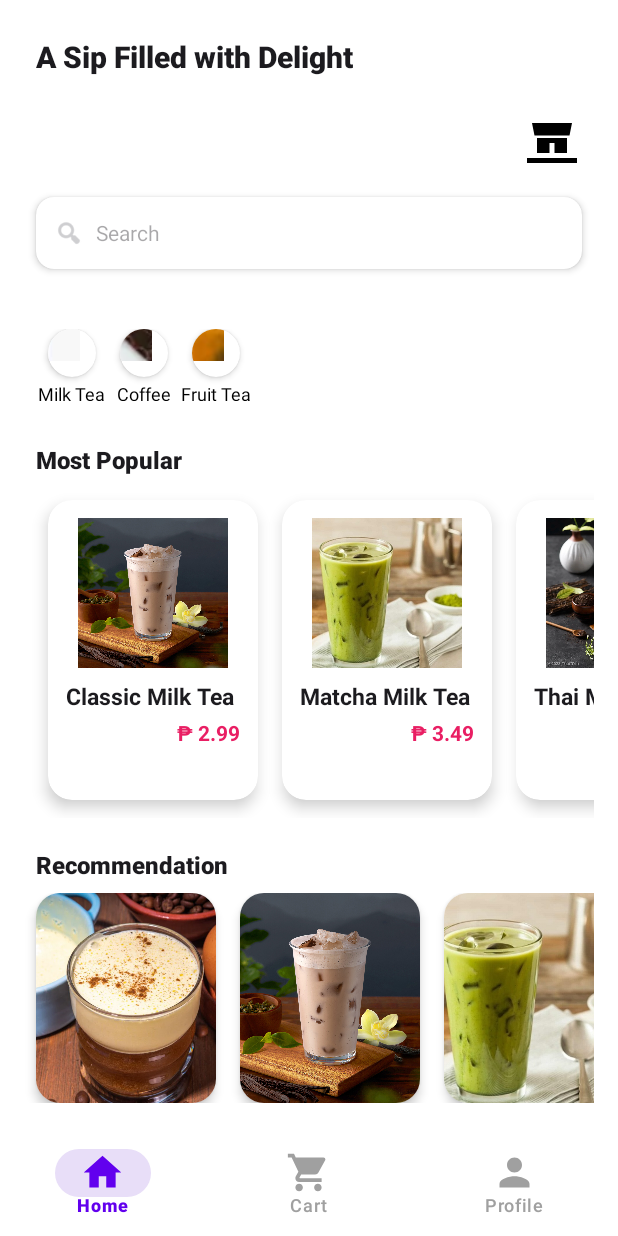
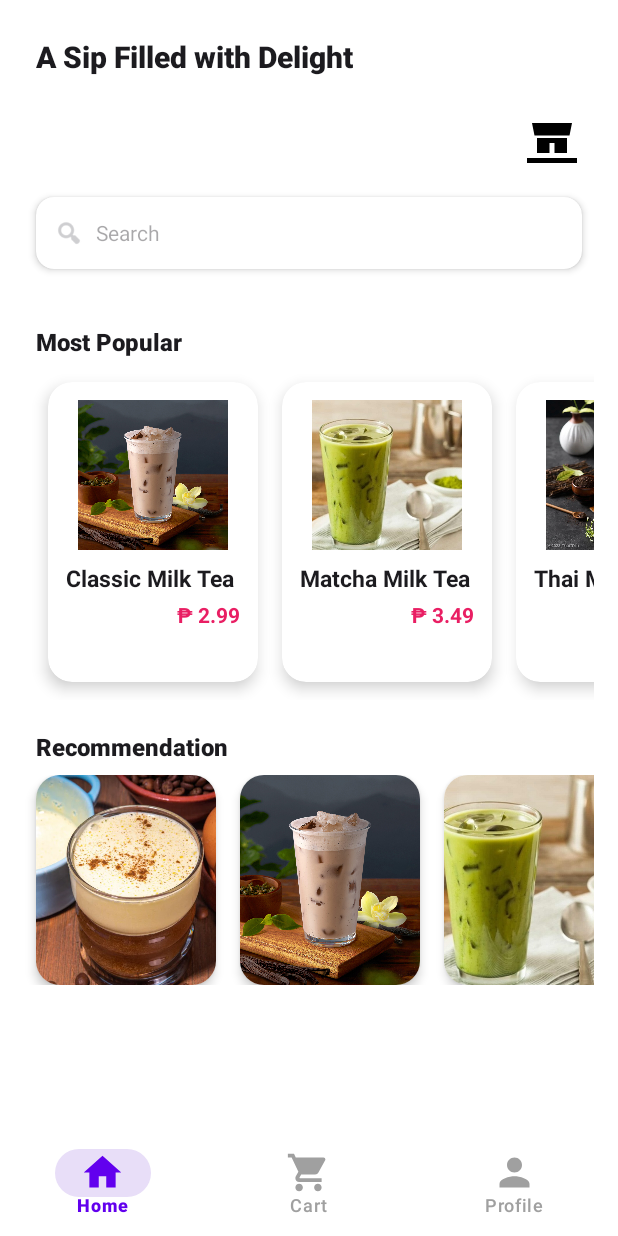
Before and after one commit to Hanie1602/MilkTeaStore, an Android app: the HomeActivity screen opened directly, with no data from a screen before it, on a phone screen of 412 x 824 dp. Run offline under Robolectric (Android 15) with nearby library versions, the phone set to English and light mode, and no system bars.

Commit message:
update search item

```diff
--- a/app/src/main/java/com/example/milkteastore/Adapter/ProductAdapter.java
+++ b/app/src/main/java/com/example/milkteastore/Adapter/ProductAdapter.java
@@ -15,65 +15,65 @@ import com.example.milkteastore.R;
 import com.example.milkteastore.controller.Home.DetailsActivity;
 import com.example.milkteastore.model.Product;
 
+import java.util.ArrayList;
 import java.util.List;
 
 public class ProductAdapter extends RecyclerView.Adapter<ProductAdapter.ProductViewHolder> {
 
     private List<Product> products;
-    private Context context;
+    private final Context context;
 
-    public ProductAdapter(List<Product> products) {
-        this.products = products;
+    public ProductAdapter(Context context, List<Product> products) {
+        this.context = context;
+        this.products = products != null ? products : new ArrayList<>();
     }
 
     @NonNull
     @Override
     public ProductViewHolder onCreateViewHolder(@NonNull ViewGroup parent, int viewType) {
-        View view = LayoutInflater.from(parent.getContext()).inflate(R.layout.item_product, parent, false);
-        this.context = parent.getContext(); // Lưu context từ parent
+        View view = LayoutInflater.from(context).inflate(R.layout.item_product, parent, false);
         return new ProductViewHolder(view);
     }
 
     @Override
     public void onBindViewHolder(@NonNull ProductViewHolder holder, int position) {
         Product product = products.get(position);
-        holder.tvName.setText(product.getName());
-        holder.tvPrice.setText(String.format("₱ %.2f", product.getPrice()));
+        if (product != null) {
+            holder.tvName.setText(product.getName() != null ? product.getName() : "Unnamed Product");
+            holder.tvPrice.setText(String.format("₱ %.2f", product.getPrice()));
 
-        // Ánh xạ tên file ảnh thành resource ID
-        String imageName = product.getImage();
-        if (!imageName.isEmpty()) {
-            int resId = context.getResources().getIdentifier(imageName, "drawable", context.getPackageName());
-            if (resId != 0) {
-                holder.imgProduct.setImageResource(resId);
-            } else {
-                holder.imgProduct.setImageResource(R.drawable.milktea_1); // Fallback nếu không tìm thấy
+            // Ánh xạ tên file ảnh thành resource ID
+            int imageResId = R.drawable.milktea_1; // Fallback tạm thời
+            String imageName = product.getImage();
+            if (imageName != null && !imageName.isEmpty()) {
+                int resId = context.getResources().getIdentifier(imageName, "drawable", context.getPackageName());
+                imageResId = resId != 0 ? resId : R.drawable.milktea_1;
             }
-        } else {
-            holder.imgProduct.setImageResource(R.drawable.milktea_1); // Fallback nếu image rỗng
+            holder.imgProduct.setImageResource(imageResId);
+
+            // Sử dụng final local variable trong lambda
+            final int finalImageResId = imageResId;
+            holder.itemView.setOnClickListener(v -> {
+                Intent intent = new Intent(context, DetailsActivity.class);
+                intent.putExtra("ITEM_ID", product.getId());
+                intent.putExtra("ITEM_NAME", product.getName() != null ? product.getName() : "");
+                intent.putExtra("ITEM_PRICE", String.valueOf(product.getPrice()));
+                intent.putExtra("ITEM_IMAGE", finalImageResId);
+                intent.putExtra("ITEM_DESCRIPTION", product.getDescription() != null ? product.getDescription() : "");
+                intent.putExtra("ITEM_SIZE", product.getSize() != null ? product.getSize() : "");
+                intent.putExtra("ITEM_QUANTITY", product.getQuantity()); // Giả định int, không cần null check
+                context.startActivity(intent);
+            });
         }
-
-        holder.itemView.setOnClickListener(v -> {
-            Intent intent = new Intent(holder.itemView.getContext(), DetailsActivity.class);
-            intent.putExtra("ITEM_ID", product.getId());
-            intent.putExtra("ITEM_NAME", product.getName());
-            intent.putExtra("ITEM_PRICE", String.valueOf(product.getPrice()));
-            intent.putExtra("ITEM_IMAGE", !imageName.isEmpty() ? context.getResources().getIdentifier(imageName, "drawable", context.getPackageName()) : R.drawable.milktea_1);
-            intent.putExtra("ITEM_DESCRIPTION", product.getDescription());
-            intent.putExtra("ITEM_SIZE", product.getSize());
-            intent.putExtra("ITEM_QUANTITY", product.getQuantity());
-            holder.itemView.getContext().startActivity(intent);
-        });
     }
 
     @Override
     public int getItemCount() {
-        return products.size();
+        return products != null ? products.size() : 0;
     }
 
     public void updateData(List<Product> newProducts) {
-        products.clear();
-        products.addAll(newProducts);
+        products = newProducts != null ? new ArrayList<>(newProducts) : new ArrayList<>();
         notifyDataSetChanged();
     }
 
--- a/app/src/main/java/com/example/milkteastore/controller/Home/HomeActivity.java
+++ b/app/src/main/java/com/example/milkteastore/controller/Home/HomeActivity.java
@@ -3,21 +3,29 @@ package com.example.milkteastore.controller.Home;
 import android.content.Intent;
 import android.net.Uri;
 import android.os.Bundle;
+import android.text.Editable;
+import android.text.TextWatcher;
 import android.view.Gravity;
 import android.view.View;
+import android.widget.EditText;
 import android.widget.LinearLayout;
 
+import androidx.activity.EdgeToEdge;
 import androidx.appcompat.app.AppCompatActivity;
+import androidx.core.graphics.Insets;
+import androidx.core.view.ViewCompat;
+import androidx.core.view.WindowInsetsCompat;
 import androidx.recyclerview.widget.LinearLayoutManager;
 import androidx.recyclerview.widget.RecyclerView;
 
 import com.example.milkteastore.Adapter.ProductAdapter;
-import com.example.milkteastore.Adapter.RecommendationAdapter; // Thêm adapter mới
+import com.example.milkteastore.Adapter.RecommendationAdapter;
 import com.example.milkteastore.R;
+import com.example.milkteastore.controller.Cart.CartActivity;
+import com.example.milkteastore.controller.Profile.ProfileActivity;
 import com.example.milkteastore.dao.CategoryDAO;
 import com.example.milkteastore.dao.ProductDAO;
 import com.example.milkteastore.databinding.ActivityMainBinding;
-import com.example.milkteastore.model.Category;
 import com.example.milkteastore.model.Product;
 
 import java.util.ArrayList;
@@ -37,33 +45,58 @@ public class HomeActivity extends AppCompatActivity {
     @Override
     protected void onCreate(Bundle savedInstanceState) {
         super.onCreate(savedInstanceState);
+        EdgeToEdge.enable(this);
         binding = ActivityMainBinding.inflate(getLayoutInflater());
         if (binding == null) return;
         setContentView(binding.getRoot());
+
+        View rootView = findViewById(R.id.rootLayout);
+        ViewCompat.setOnApplyWindowInsetsListener(rootView, (v, insets) -> {
+            Insets systemBars = insets.getInsets(WindowInsetsCompat.Type.systemBars());
+            v.setPadding(systemBars.left, systemBars.top, systemBars.right, 0);
+            return insets;
+        });
 
         productRepository = new ProductDAO(this);
         categoryDAO = new CategoryDAO(this);
 
         // Lấy toàn bộ sản phẩm
         allProducts = productRepository.getAllProducts();
+        if (allProducts == null) allProducts = new ArrayList<>();
         filteredProducts = new ArrayList<>(allProducts);
         recommendedProducts = new ArrayList<>();
 
         // Cài đặt RecyclerView cho Most Popular
         RecyclerView rvMostPopular = binding.rvMostPopular;
         rvMostPopular.setLayoutManager(new LinearLayoutManager(this, LinearLayoutManager.HORIZONTAL, false));
-        ProductAdapter mostPopularAdapter = new ProductAdapter(filteredProducts);
+        ProductAdapter mostPopularAdapter = new ProductAdapter(this, filteredProducts);
         rvMostPopular.setAdapter(mostPopularAdapter);
 
         // Cài đặt RecyclerView cho Recommendation
         RecyclerView rvRecommendation = binding.rvRecommendation;
         rvRecommendation.setLayoutManager(new LinearLayoutManager(this, LinearLayoutManager.HORIZONTAL, false));
-        RecommendationAdapter recommendationAdapter = new RecommendationAdapter(getTopProducts(5)); // Lấy top 5 sản phẩm
+        RecommendationAdapter recommendationAdapter = new RecommendationAdapter(getTopProducts(5));
         rvRecommendation.setAdapter(recommendationAdapter);
 
-        // Lấy danh mục và gắn listener
-        List<Category> categories = categoryDAO.getAllCategories();
-        setupCategoryListeners(categories);
+        // Thiết lập tính năng tìm kiếm
+        EditText etSearch = binding.etSearch;
+        etSearch.addTextChangedListener(new TextWatcher() {
+            @Override
+            public void beforeTextChanged(CharSequence s, int start, int count, int after) {
+                // Không cần xử lý
+            }
+
+            @Override
+            public void onTextChanged(CharSequence s, int start, int before, int count) {
+                // Lọc danh sách khi nhập
+                filterProducts(s.toString());
+            }
+
+            @Override
+            public void afterTextChanged(Editable s) {
+                // Không cần xử lý
+            }
+        });
 
         // Đặt listener cho icon cửa hàng
         if (binding.ivShopIcon != null) {
@@ -79,63 +112,46 @@ public class HomeActivity extends AppCompatActivity {
                 }
             });
         }
+
+        // Cài đặt BottomNavigationView
+        binding.bottomNavigation.setOnItemSelectedListener(item -> {
+            int itemId = item.getItemId();
+
+            if (itemId == R.id.menu_home) {
+                return true;
             }
 
-    private void setupCategoryListeners(List<Category> categories) {
-        LinearLayout llCategories = binding.llCategories;
-        llCategories.removeAllViews();
-
-        for (Category category : categories) {
-            LinearLayout categoryItem = createCategoryItem(category);
-            int finalI = category.getId();
-            categoryItem.setOnClickListener(v -> filterProductsByCategory(finalI));
-            llCategories.addView(categoryItem);
-        }
+            if (itemId == R.id.menu_cart) {
+                startActivity(new Intent(HomeActivity.this, CartActivity.class));
+                return true;
             }
 
-    private LinearLayout createCategoryItem(Category category) {
-        LinearLayout item = new LinearLayout(this);
-        item.setLayoutParams(new LinearLayout.LayoutParams(72, 72));
-        item.setOrientation(LinearLayout.VERTICAL);
-        item.setGravity(Gravity.CENTER);
-
-        androidx.cardview.widget.CardView cardView = new androidx.cardview.widget.CardView(this);
-        cardView.setLayoutParams(new LinearLayout.LayoutParams(48, 48));
-        cardView.setRadius(24);
-        cardView.setCardElevation(4);
-        cardView.setCardBackgroundColor(getResources().getColor(android.R.color.white));
-
-        android.widget.ImageView imageView = new android.widget.ImageView(this);
-        imageView.setLayoutParams(new LinearLayout.LayoutParams(32, 32));
-        imageView.setScaleType(android.widget.ImageView.ScaleType.CENTER);
-        if ("Milk Tea".equals(category.getCategoryName())) imageView.setImageResource(R.drawable.ic_milk_tea);
-        else if ("Fruit Tea".equals(category.getCategoryName())) imageView.setImageResource(R.drawable.ic_fruit_tea);
-        else if ("Coffee".equals(category.getCategoryName())) imageView.setImageResource(R.drawable.ic_coffee);
-        imageView.setContentDescription(category.getCategoryName() + " Icon");
-        cardView.addView(imageView);
-
-        android.widget.TextView textView = new android.widget.TextView(this);
-        textView.setLayoutParams(new LinearLayout.LayoutParams(android.widget.LinearLayout.LayoutParams.WRAP_CONTENT, android.widget.LinearLayout.LayoutParams.WRAP_CONTENT));
-        textView.setText(category.getCategoryName());
-        textView.setTextSize(12);
-        textView.setTextColor(getResources().getColor(android.R.color.black));
-        textView.setPadding(0, 4, 0, 0);
-
-        item.addView(cardView);
-        item.addView(textView);
-        return item;
+            if (itemId == R.id.menu_profile) {
+                startActivity(new Intent(HomeActivity.this, ProfileActivity.class));
+                return true;
             }
 
-    private void filterProductsByCategory(int categoryId) {
+            return false;
+        });
+    }
+
+    private void filterProducts(String query) {
         filteredProducts.clear();
+        if (query.isEmpty()) {
+            filteredProducts.addAll(allProducts);
+        } else {
+            String searchQuery = query.toLowerCase();
             for (Product product : allProducts) {
-            if (product.getCategoryId() == categoryId) {
+                if (product != null && product.getName() != null && product.getName().toLowerCase().contains(searchQuery)) {
                     filteredProducts.add(product);
+                }
             }
         }
         RecyclerView rvMostPopular = binding.rvMostPopular;
         ProductAdapter adapter = (ProductAdapter) rvMostPopular.getAdapter();
-        if (adapter != null) adapter.updateData(filteredProducts);
+        if (adapter != null) {
+            adapter.updateData(filteredProducts);
+        }
     }
 
     private List<Product> getTopProducts(int count) {
@@ -143,7 +159,7 @@ public class HomeActivity extends AppCompatActivity {
         Collections.sort(topProducts, new Comparator<Product>() {
             @Override
             public int compare(Product p1, Product p2) {
-                return Double.compare(p2.getPrice(), p1.getPrice()); // Sắp xếp giảm dần theo giá
+                return Double.compare(p2.getPrice(), p1.getPrice());
             }
         });
         return topProducts.size() > count ? topProducts.subList(0, count) : topProducts;
--- a/app/src/main/res/layout/activity_main.xml
+++ b/app/src/main/res/layout/activity_main.xml
@@ -85,131 +85,133 @@
     </androidx.cardview.widget.CardView>
 
     <!-- Horizontal Category Buttons -->
+
+    <!-- Most Popular label -->
     <HorizontalScrollView
         android:id="@+id/hsCategories"
-        android:layout_width="0dp"
-        android:layout_height="80dp"
-        android:layout_marginTop="24dp"
+        android:layout_width="376dp"
+        android:layout_height="13dp"
         android:layout_marginStart="12dp"
+        android:layout_marginTop="12dp"
         android:layout_marginEnd="12dp"
         android:scrollbars="none"
-        app:layout_constraintTop_toBottomOf="@id/cardSearch"
+        app:layout_constraintEnd_toEndOf="parent"
+        app:layout_constraintHorizontal_bias="0.666"
         app:layout_constraintStart_toStartOf="parent"
-        app:layout_constraintEnd_toEndOf="parent">
+        app:layout_constraintTop_toBottomOf="@id/cardSearch">
 
-        <LinearLayout
-            android:id="@+id/llCategories"
-            android:layout_width="wrap_content"
-            android:layout_height="match_parent"
-            android:gravity="center_vertical"
-            android:orientation="horizontal"
-            android:paddingStart="12dp"
-            android:paddingEnd="12dp"
-            android:clipToPadding="false">
+        <!--        <LinearLayout-->
+        <!--            android:id="@+id/llCategories"-->
+        <!--            android:layout_width="wrap_content"-->
+        <!--            android:layout_height="match_parent"-->
+        <!--            android:gravity="center_vertical"-->
+        <!--            android:orientation="horizontal"-->
+        <!--            android:paddingStart="12dp"-->
+        <!--            android:paddingEnd="12dp"-->
+        <!--            android:clipToPadding="false">-->
 
-            <!-- Category Item 1 -->
-            <LinearLayout
-                android:id="@+id/categoryMilkTea"
-                android:layout_width="72dp"
-                android:layout_height="72dp"
-                android:orientation="vertical"
-                android:gravity="center"
-                android:layout_marginEnd="16dp">
+        <!--            &lt;!&ndash; Category Item 1 &ndash;&gt;-->
+        <!--            <LinearLayout-->
+        <!--                android:id="@+id/categoryMilkTea"-->
+        <!--                android:layout_width="72dp"-->
+        <!--                android:layout_height="72dp"-->
+        <!--                android:orientation="vertical"-->
+        <!--                android:gravity="center"-->
+        <!--                android:layout_marginEnd="16dp">-->
 
-                <androidx.cardview.widget.CardView
-                    android:layout_width="48dp"
-                    android:layout_height="48dp"
-                    app:cardCornerRadius="24dp"
-                    app:cardElevation="4dp"
-                    android:background="@android:color/white">
+        <!--                <androidx.cardview.widget.CardView-->
+        <!--                    android:layout_width="48dp"-->
+        <!--                    android:layout_height="48dp"-->
+        <!--                    app:cardCornerRadius="24dp"-->
+        <!--                    app:cardElevation="4dp"-->
+        <!--                    android:background="@android:color/white">-->
 
-                    <ImageView
-                        android:layout_width="32dp"
-                        android:layout_height="32dp"
-                        android:src="@drawable/ic_milk_tea"
-                        android:contentDescription="Milk Tea Icon"
-                        android:layout_gravity="center" />
-                </androidx.cardview.widget.CardView>
+        <!--                    <ImageView-->
+        <!--                        android:layout_width="32dp"-->
+        <!--                        android:layout_height="32dp"-->
+        <!--                        android:src="@drawable/ic_milk_tea"-->
+        <!--                        android:contentDescription="Milk Tea Icon"-->
+        <!--                        android:layout_gravity="center" />-->
+        <!--                </androidx.cardview.widget.CardView>-->
 
-                <TextView
-                    android:layout_width="wrap_content"
-                    android:layout_height="wrap_content"
-                    android:text="Milk Tea"
-                    android:textSize="12sp"
-                    android:textColor="#1C1B1F"
-                    android:layout_marginTop="4dp" />
-            </LinearLayout>
+        <!--                <TextView-->
+        <!--                    android:layout_width="wrap_content"-->
+        <!--                    android:layout_height="wrap_content"-->
+        <!--                    android:text="Milk Tea"-->
+        <!--                    android:textSize="12sp"-->
+        <!--                    android:textColor="#1C1B1F"-->
+        <!--                    android:layout_marginTop="4dp" />-->
+        <!--            </LinearLayout>-->
 
-            <!-- Category Item 2 -->
-            <LinearLayout
-                android:id="@+id/categoryFruitTea"
-                android:layout_width="72dp"
-                android:layout_height="72dp"
-                android:orientation="vertical"
-                android:gravity="center"
-                android:layout_marginEnd="16dp">
+        <!--            &lt;!&ndash; Category Item 2 &ndash;&gt;-->
+        <!--            <LinearLayout-->
+        <!--                android:id="@+id/categoryFruitTea"-->
+        <!--                android:layout_width="72dp"-->
+        <!--                android:layout_height="72dp"-->
+        <!--                android:orientation="vertical"-->
+        <!--                android:gravity="center"-->
+        <!--                android:layout_marginEnd="16dp">-->
 
-                <androidx.cardview.widget.CardView
-                    android:layout_width="48dp"
-                    android:layout_height="48dp"
-                    app:cardCornerRadius="24dp"
-                    app:cardElevation="4dp"
-                    android:background="@android:color/white">
+        <!--                <androidx.cardview.widget.CardView-->
+        <!--                    android:layout_width="48dp"-->
+        <!--                    android:layout_height="48dp"-->
+        <!--                    app:cardCornerRadius="24dp"-->
+        <!--                    app:cardElevation="4dp"-->
+        <!--                    android:background="@android:color/white">-->
 
-                    <ImageView
-                        android:layout_width="32dp"
-                        android:layout_height="32dp"
-                        android:src="@drawable/ic_fruit_tea"
-                        android:contentDescription="Fruit Tea Icon"
-                        android:layout_gravity="center" />
-                </androidx.cardview.widget.CardView>
+        <!--                    <ImageView-->
+        <!--                        android:layout_width="32dp"-->
+        <!--                        android:layout_height="32dp"-->
+        <!--                        android:src="@drawable/ic_fruit_tea"-->
+        <!--                        android:contentDescription="Fruit Tea Icon"-->
+        <!--                        android:layout_gravity="center" />-->
+        <!--                </androidx.cardview.widget.CardView>-->
 
-                <TextView
-                    android:layout_width="wrap_content"
-                    android:layout_height="wrap_content"
-                    android:text="Fruit Tea"
-                    android:textSize="12sp"
-                    android:textColor="#1C1B1F"
-                    android:layout_marginTop="4dp" />
-            </LinearLayout>
+        <!--                <TextView-->
+        <!--                    android:layout_width="wrap_content"-->
+        <!--                    android:layout_height="wrap_content"-->
+        <!--                    android:text="Fruit Tea"-->
+        <!--                    android:textSize="12sp"-->
+        <!--                    android:textColor="#1C1B1F"-->
+        <!--                    android:layout_marginTop="4dp" />-->
+        <!--            </LinearLayout>-->
 
-            <!-- Category Item 3 -->
-            <LinearLayout
-                android:id="@+id/categoryCoffee"
-                android:layout_width="72dp"
-                android:layout_height="72dp"
-                android:orientation="vertical"
-                android:gravity="center"
-                android:layout_marginEnd="16dp">
+        <!--            &lt;!&ndash; Category Item 3 &ndash;&gt;-->
+        <!--            <LinearLayout-->
+        <!--                android:id="@+id/categoryCoffee"-->
+        <!--                android:layout_width="72dp"-->
+        <!--                android:layout_height="72dp"-->
+        <!--                android:orientation="vertical"-->
+        <!--                android:gravity="center"-->
+        <!--                android:layout_marginEnd="16dp">-->
 
-                <androidx.cardview.widget.CardView
-                    android:layout_width="48dp"
-                    android:layout_height="48dp"
-                    app:cardCornerRadius="24dp"
-                    app:cardElevation="4dp"
-                    android:background="@android:color/white">
+        <!--                <androidx.cardview.widget.CardView-->
+        <!--                    android:layout_width="48dp"-->
+        <!--                    android:layout_height="48dp"-->
+        <!--                    app:cardCornerRadius="24dp"-->
+        <!--                    app:cardElevation="4dp"-->
+        <!--                    android:background="@android:color/white">-->
 
-                    <ImageView
-                        android:layout_width="32dp"
-                        android:layout_height="32dp"
-                        android:src="@drawable/ic_coffee"
-                        android:contentDescription="Cream Puff Icon"
-                        android:layout_gravity="center" />
-                </androidx.cardview.widget.CardView>
+        <!--                    <ImageView-->
+        <!--                        android:layout_width="32dp"-->
+        <!--                        android:layout_height="32dp"-->
+        <!--                        android:src="@drawable/ic_coffee"-->
+        <!--                        android:contentDescription="Cream Puff Icon"-->
+        <!--                        android:layout_gravity="center" />-->
+        <!--                </androidx.cardview.widget.CardView>-->
 
-                <TextView
-                    android:layout_width="wrap_content"
-                    android:layout_height="wrap_content"
-                    android:text="Coffee"
-                    android:textSize="12sp"
-                    android:textColor="#1C1B1F"
-                    android:layout_marginTop="4dp" />
-            </LinearLayout>
+        <!--                <TextView-->
+        <!--                    android:layout_width="wrap_content"-->
+        <!--                    android:layout_height="wrap_content"-->
+        <!--                    android:text="Coffee"-->
+        <!--                    android:textSize="12sp"-->
+        <!--                    android:textColor="#1C1B1F"-->
+        <!--                    android:layout_marginTop="4dp" />-->
+        <!--            </LinearLayout>-->
 
-        </LinearLayout>
+        <!--        </LinearLayout>-->
     </HorizontalScrollView>
 
-    <!-- Most Popular label -->
     <TextView
         android:id="@+id/tvMostPopular"
         android:layout_width="wrap_content"
```
Lines whose indentation alone changed are shown as unchanged.
